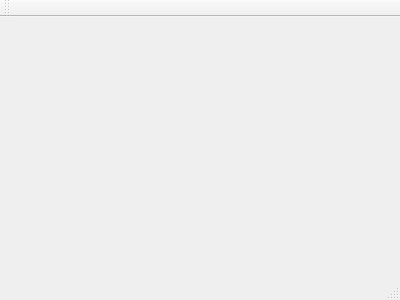
Qt form mainwindow.ui (vyablokov/opencvtest) before a commit.
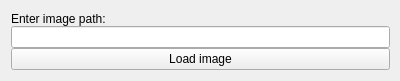
The same form after that commit.

Patch:
```diff
--- a/mainwindow.ui
+++ b/mainwindow.ui
@@ -1,24 +1,56 @@
 <ui version="4.0">
  <class>MainWindow</class>
- <widget class="QMainWindow" name="MainWindow" >
-  <property name="geometry" >
+ <widget class="QMainWindow" name="MainWindow">
+  <property name="geometry">
    <rect>
     <x>0</x>
     <y>0</y>
     <width>400</width>
-    <height>300</height>
+    <height>81</height>
    </rect>
   </property>
   <property name="windowTitle" >
    <string>MainWindow</string>
   </property>
-  <widget class="QMenuBar" name="menuBar" />
-  <widget class="QToolBar" name="mainToolBar" />
-  <widget class="QWidget" name="centralWidget" />
-  <widget class="QStatusBar" name="statusBar" />
+  <widget class="QWidget" name="centralWidget">
+   <widget class="QWidget" name="gridLayoutWidget">
+    <property name="geometry">
+     <rect>
+      <x>0</x>
+      <y>0</y>
+      <width>401</width>
+      <height>81</height>
+     </rect>
+    </property>
+    <layout class="QGridLayout" name="gridLayout">
+     <property name="sizeConstraint">
+      <enum>QLayout::SetMinAndMaxSize</enum>
+     </property>
+     <property name="spacing">
+      <number>0</number>
+     </property>
+     <item row="1" column="0">
+      <widget class="QLineEdit" name="pathInput"/>
+     </item>
+     <item row="2" column="0">
+      <widget class="QPushButton" name="loadButton">
+       <property name="text">
+        <string>Load image</string>
+       </property>
+      </widget>
+     </item>
+     <item row="0" column="0">
+      <widget class="QLabel" name="label">
+       <property name="text">
+        <string>Enter image path:</string>
+       </property>
+      </widget>
+     </item>
+    </layout>
+   </widget>
+  </widget>
  </widget>
- <layoutDefault spacing="6" margin="11" />
- <pixmapfunction></pixmapfunction>
+ <layoutdefault spacing="6" margin="11"/>
  <resources/>
  <connections/>
 </ui>
```
Left out of the diff: 3 changed lines with no effect on the pictures.
